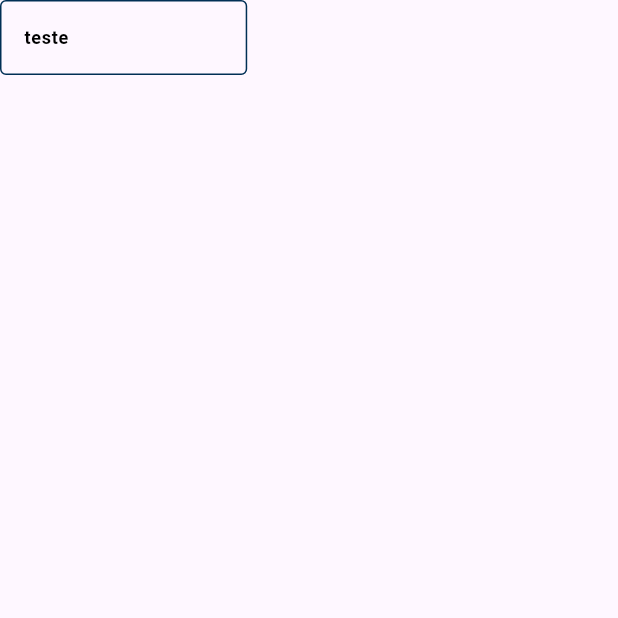
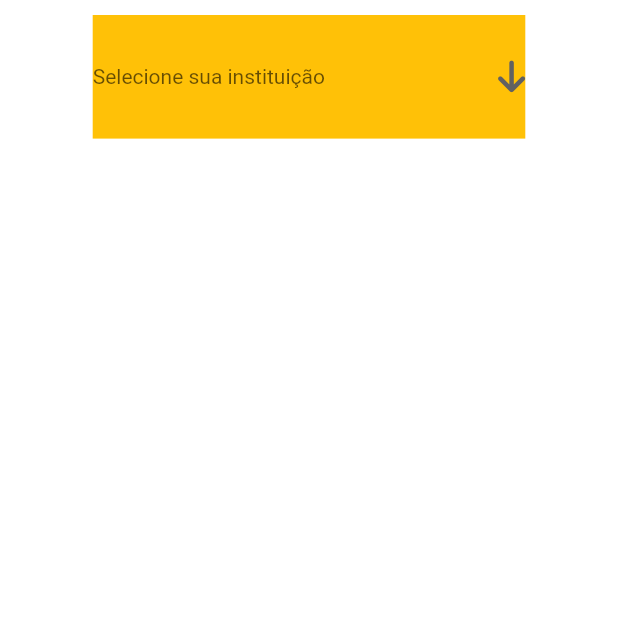
Before and after one commit to OAndreCabral/Flutter, a Flutter app: the screen it shows after launch, on a phone screen of 412 x 824 dp, the top half of it. Run offline on Flutter 3.47's test engine with Material 3 defaults, Android fonts, the light colour scheme and no system bars; our stand-ins replace font_awesome_flutter.

Commit message:
componentes

```diff
--- /dev/null
+++ b/lib/components/button/CustomDropdownButton.dart
@@ -0,0 +1,56 @@
+import 'package:flutter/cupertino.dart';
+import 'package:flutter/material.dart';
+import 'package:font_awesome_flutter/font_awesome_flutter.dart';
+
+class CustomDropdownButton extends StatefulWidget {
+  final String text;
+
+  const CustomDropdownButton({
+    super.key,
+    required this.text,
+  });
+
+  @override
+  State<CustomDropdownButton> createState() => _CustomDropdownButtonState();
+}
+
+class _CustomDropdownButtonState extends State<CustomDropdownButton> {
+  String? dropdownValue;
+
+  @override
+  Widget build(BuildContext context) {
+    return Row(
+      mainAxisAlignment: MainAxisAlignment.spaceBetween,
+      children: [
+        Expanded(
+          child: DropdownButton<String>(
+            isExpanded: true,
+            hint: Text(widget.text),
+            icon: const FaIcon(FontAwesomeIcons.arrowDown),
+            value: dropdownValue,
+            style: const TextStyle(color: Colors.black),
+            underline: const AnimatedOpacity(
+              duration: Duration(milliseconds: 300),
+              opacity: 1,
+            ),
+            onChanged: (String? newValue) {
+              setState(() {
+                dropdownValue = newValue!;
+              });
+            },
+            items: <String>["US", "USP", "Mackenzie"].map<DropdownMenuItem<String>>((String value) {
+              return DropdownMenuItem<String>(
+                value: value,
+                child: Row(
+                  children: [
+                    Text(value),
+                  ],
+                ),
+              );
+            }).toList(),
+          ),
+        ),
+      ],
+    );
+  }
+}
--- /dev/null
+++ b/lib/components/container/CustomContainer.dart
@@ -0,0 +1,30 @@
+import 'package:flutter/material.dart';
+
+class CustomContainer extends StatelessWidget {
+  final Color? color;
+  final double containerWidth;
+  final double containerHeight;
+  final Widget child;
+  final double? marginValue;
+
+  const CustomContainer({
+    super.key,
+    this.color,
+    this.marginValue,
+    required this.containerWidth,
+    required this.child,
+    required this.containerHeight,
+  });
+
+  @override
+  Widget build(BuildContext context) {
+    return Container(
+      width: MediaQuery.of(context).size.width * containerWidth,
+      height: MediaQuery.of(context).size.height * containerHeight,
+      margin: marginValue != null ? EdgeInsets.all(marginValue!) : EdgeInsets.zero,
+      // margin: marginValue != null ? EdgeInsets.only(bottom: marginValue!, left: marginValue!, right: marginValue!, top: marginValue!) : EdgeInsets.zero,
+      color: color,
+      child: child,
+    );
+  }
+}
--- a/lib/components/forms/CustomFormsField.dart
+++ b/lib/components/forms/CustomFormsField.dart
@@ -9,8 +9,7 @@ class CustomFormField extends StatelessWidget {
   final TextInputType keyboardType;
 
   final double fontSize;
-  final double widthFactor;
-  final double heightFactor;
+  final double borderRadiusFactor;
 
   final FontWeight fontWeight;
   final bool obscureText;
@@ -29,20 +28,14 @@ class CustomFormField extends StatelessWidget {
     required this.fontSize,
     required this.fontWeight,
     required this.color,
-    required this.widthFactor,
-    required this.heightFactor,
+    required this.borderRadiusFactor,
   });
 
   @override
   Widget build(BuildContext context) {
-    double screenHeight = MediaQuery.of(context).size.height;
-    double screenWidth = MediaQuery.of(context).size.width;
     //double width = (widthFactor != null) ? screenWidth * widthFactor! : screenWidth;
 
-    return SizedBox(
-      height: screenHeight * heightFactor,
-      width: screenWidth * widthFactor,
-      child: Column(
+    return Column(
       children: [
         TextFormField(
           controller: controller,
@@ -62,6 +55,7 @@ class CustomFormField extends StatelessWidget {
               fontSize: fontSize,
             ),
             enabledBorder: OutlineInputBorder(
+              borderRadius: BorderRadius.circular(borderRadiusFactor),
               borderSide: BorderSide(
                 color: color,
               ),
@@ -88,7 +82,6 @@ class CustomFormField extends StatelessWidget {
           ),
         ),
       ],
-      ),
     );
   }
 }
--- a/lib/components/images/CustomBackgroundImage.dart
+++ b/lib/components/images/CustomBackgroundImage.dart
@@ -1,10 +1,15 @@
 import 'package:flutter/material.dart';
 
-class Backgroundimage extends StatelessWidget {
+class CustomBackgroundImage extends StatelessWidget {
 
-  final String imagePath;
+  final String? imagePath;
+  final Color? backgroundColor;
 
-  Backgroundimage({super.key, required this.imagePath});
+  const CustomBackgroundImage({
+    super.key,
+    this.imagePath,
+    this.backgroundColor
+  });
 
   @override
   Widget build(BuildContext context) {
@@ -15,10 +20,11 @@ class Backgroundimage extends StatelessWidget {
         width: screenSize.width,
         height: screenSize.height,
         decoration: BoxDecoration(
-          image: DecorationImage(
-            image: AssetImage(imagePath),
-            fit: BoxFit.fill,
-          )
+            color: backgroundColor,
+            image: imagePath != null ? DecorationImage(
+              image: AssetImage(imagePath!),
+              fit: BoxFit.fill,
+            ) : null,
         ),
       ),
     );
--- a/lib/main.dart
+++ b/lib/main.dart
@@ -1,6 +1,5 @@
 import 'package:flutter/material.dart';
-import 'package:projects/components/forms/CustomFormsField.dart';
-import 'package:projects/theme/AppTheme.dart';
+import 'package:projects/screens/LoginScreen.dart';
 
 void main() {
   runApp(const MyApp());
@@ -14,17 +13,9 @@ class MyApp extends StatelessWidget {
     return MaterialApp(
       debugShowCheckedModeBanner: false,
       home: Scaffold(
-        body: CustomFormField(
-            labelText: "teste",
-            hintText: "placeholder",
-            keyboardType: TextInputType.number,
-            fontSize: AppFonts.fontSizeTwelve,
-            fontWeight: AppFonts.fontWeightBold,
-            color: AppColors.textColorDarkBlue,
-            widthFactor: 0.4,
-            heightFactor: 1,
-            obscureText: false,
-        ),
+        body: SafeArea(
+          child: LoginScreen()
+        )
       )
     );
   }
--- a/lib/screens/LoginScreen.dart
+++ b/lib/screens/LoginScreen.dart
@@ -1,7 +1,18 @@
 import 'package:flutter/material.dart';
+import 'package:projects/components/button/CustomButton.dart';
+import 'package:projects/components/button/CustomDropdownButton.dart';
+import 'package:projects/components/button/CustomTest.dart';
+import 'package:projects/components/container/CustomContainer.dart';
+import 'package:projects/components/forms/CustomForm.dart';
+import 'package:projects/components/images/CustomBackgroundImage.dart';
+import 'package:projects/components/images/CustomPathImage.dart';
+import 'package:projects/components/texts/CustomDoubleStaticText.dart';
+import 'package:projects/components/texts/CustomStaticText.dart';
+import 'package:projects/components/texts/CustomTextField.dart';
+import 'package:projects/theme/AppTheme.dart';
 
 class LoginScreen extends StatefulWidget {
-  const LoginScreen({super.key});
+  LoginScreen({super.key});
 
   @override
   State<LoginScreen> createState() => _LoginScreenState();
@@ -10,13 +21,83 @@ class LoginScreen extends StatefulWidget {
 class _LoginScreenState extends State<LoginScreen> {
   @override
   Widget build(BuildContext context) {
-    return Center(
-      child: ElevatedButton(
-        onPressed: () {
-          print("clicou");
-        },
-        child: const Text("Pressionar"),
-      )
+    return SafeArea(
+        child: Scaffold(
+          body: Stack(
+            children: [
+              CustomBackgroundImage(
+                backgroundColor: AppColors.buttonForegroundWhite,
+              ),
+              const Center(
+                child: Column(
+                  children: [
+                    // const CustomContainer(
+                    //   marginValue: 10,
+                    //   color: Colors.yellow,
+                    //   containerHeight: 0.2,
+                    //   containerWidth: 0.8,
+                    //   // containerHeight: 0.15,
+                    //   child: CustomPathImage(
+                    //     imagePath: "assets/images/LogoApp.png",
+                    //   ),
+                    // ),
+                    // CustomContainer(
+                    //   marginValue: 10,
+                    //   containerHeight: 0.35,
+                    //   color: Colors.cyan,
+                    //   containerWidth: 0.8,
+                    //   child: CustomDoubleStaticText(
+                    //     selectTextAlign: TextAlign.center,
+                    //     firstText: "Controle seus estágios com a ",
+                    //     firstTextSize: 0.0953,
+                    //     firstTextColor: AppColors.textColorNormalBlack,
+                    //     firstTextFontWeight: AppFonts.fontWeightRegular,
+                    //
+                    //     secondText: "melhor ferramenta",
+                    //     secondTextSize: 0.0953,
+                    //     secondTextColor: AppColors.textColorNormalBlack,
+                    //     secondfontWeightText: AppFonts.fontWeightBold,
+                    //   ),
+                    // ),
+                    // CustomContainer(
+                    //   marginValue: 10,
+                    //   containerHeight: 0.1,
+                    //   containerWidth: 0.8,
+                    //   color: Colors.blue,
+                    //   child: CustomStaticText(
+                    //       selectTextAlign: TextAlign.justify,
+                    //       firstText: "Selecione sua Instituição de Ensino e faça o Login",
+                    //       firstTextColor: AppColors.textColorLightGrey,
+                    //       firstTextSize: 0.04,
+                    //       firstTextFontWeight: AppFonts.fontWeightRegular
+                    //   ),
+                    // ),
+                    // CustomContainer(
+                    //   marginValue: 10,
+                    //   containerHeight: 0.12,
+                    //   containerWidth: 0.8,
+                    //   color: Colors.red,
+                    //   child: CustomForm(
+                    //     keyboardType: TextInputType.numberWithOptions(),
+                    //     labelTextField: "CPF",
+                    //     hintTextField: 'Insira seu CPF',
+                    //     fontSizeText: AppFonts.fontSizeSixteen,
+                    //     borderRadiusValue: AppFonts.borderRadiusTwentyFour,
+                    //   ),
+                    // ),
+                    CustomContainer(
+                      color: Colors.amber,
+                      containerHeight: 0.1,
+                      containerWidth: 0.7,
+                      marginValue: 10,
+                      child: CustomDropdownButton(text: "Selecione sua instituição ",)
+                    ),
+                  ],
+                ),
+              )
+            ],
+          ),
+        )
     );
   }
 }
--- a/lib/screens/SplashScreen.dart
+++ b/lib/screens/SplashScreen.dart
@@ -45,7 +45,7 @@ class _SplashScreenState extends State<SplashScreen> {
                   } else {
                     return Column(
                       children: [
-                        Backgroundimage(imagePath: "./background.png"),
+                        CustomBackgroundImage(imagePath: "./background.png"),
                         const SizedBox(height: 30),
                         if (Platform.isIOS)
                           const CupertinoActivityIndicator(
--- a/lib/theme/AppTheme.dart
+++ b/lib/theme/AppTheme.dart
@@ -34,4 +34,6 @@ class AppFonts {
   static const double fontSizeForty = 40.0;
   static const double fontSizeFortyEight = 48.0;
 
+  static const double borderRadiusTwentyFour = 24.0;
+
 }
--- a/pubspec.yaml
+++ b/pubspec.yaml
@@ -46,6 +46,7 @@ dev_dependencies:
   # package. See that file for information about deactivating specific lint
   # rules and activating additional ones.
   flutter_lints: ^3.0.0
+  font_awesome_flutter: ^10.7.0
 
 # For information on the generic Dart part of this file, see the
 # following page: https://dart.dev/tools/pub/pubspec
```
Also changed, not shown: lib/components/button/CustomButton.dart (added, +28 -0 lines), lib/components/button/CustomTest.dart (added, +41 -0 lines), lib/components/forms/CustomForm.dart (+25 -17 lines), lib/components/images/CustomPathImage.dart (added, +27 -0 lines), lib/components/sizebox/CustomSizeBox.dart (added, +28 -0 lines), lib/components/texts/CustomDoubleStaticText.dart (added, +67 -0 lines), lib/components/texts/CustomResponsiveText.dart (deleted, +0 -59 lines), lib/components/texts/CustomStaticText.dart (added, +40 -0 lines), lib/components/texts/CustomTextField.dart (added, +29 -0 lines), assets/images/LogoApp.png, pubspec.lock. Lines whose indentation alone changed are shown as unchanged.
